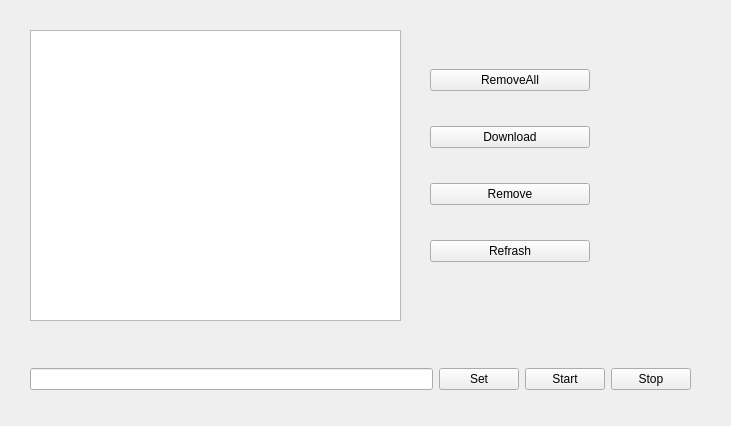
Qt form src/rqt_media_manager_control/resource/media_manager.ui (robobe/ros2_media_manager) before a commit.
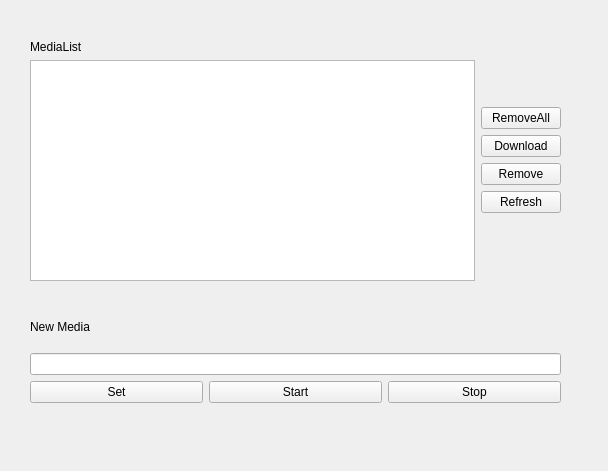
The same form after that commit.

Commit message: media gui layout

```diff
--- a/src/rqt_media_manager_control/resource/media_manager.ui
+++ b/src/rqt_media_manager_control/resource/media_manager.ui
@@ -6,8 +6,8 @@
    <rect>
     <x>0</x>
     <y>0</y>
-    <width>731</width>
-    <height>426</height>
+    <width>608</width>
+    <height>471</height>
    </rect>
   </property>
   <property name="windowTitle">
@@ -16,86 +16,115 @@
   <widget class="QWidget" name="verticalLayoutWidget">
    <property name="geometry">
     <rect>
-     <x>430</x>
-     <y>40</y>
-     <width>160</width>
-     <height>251</height>
+     <x>30</x>
+     <y>320</y>
+     <width>531</width>
+     <height>83</height>
     </rect>
    </property>
-   <layout class="QVBoxLayout" name="verticalLayout">
-    <item>
-     <widget class="QPushButton" name="cmdRemoveAll">
+   <layout class="QVBoxLayout" name="layoutNewMedia">
+    <item alignment="Qt::AlignLeft|Qt::AlignTop">
+     <widget class="QLabel" name="laNewMedia">
       <property name="text">
-       <string>RemoveAll</string>
+       <string>New Media</string>
       </property>
-     </widget>
-    </item>
-    <item>
-     <widget class="QPushButton" name="cmdDownload">
-      <property name="text">
-       <string>Download</string>
+      <property name="textFormat">
+       <enum>Qt::RichText</enum>
       </property>
      </widget>
     </item>
     <item>
-     <widget class="QPushButton" name="cmdRemove">
-      <property name="text">
-       <string>Remove</string>
-      </property>
-     </widget>
+     <widget class="QLineEdit" name="mediaName"/>
     </item>
     <item>
-     <widget class="QPushButton" name="cmdRefresh">
-      <property name="text">
-       <string>Refrash</string>
+     <layout class="QHBoxLayout" name="horizontalLayout">
+      <property name="sizeConstraint">
+       <enum>QLayout::SetDefaultConstraint</enum>
       </property>
-     </widget>
+      <item>
+       <widget class="QPushButton" name="cmdSetMedia">
+        <property name="text">
+         <string>Set</string>
+        </property>
+       </widget>
+      </item>
+      <item>
+       <widget class="QPushButton" name="cmdStartRecord">
+        <property name="text">
+         <string>Start</string>
+        </property>
+       </widget>
+      </item>
+      <item>
+       <widget class="QPushButton" name="cmdStopRecord">
+        <property name="text">
+         <string>Stop</string>
+        </property>
+       </widget>
+      </item>
+     </layout>
     </item>
    </layout>
   </widget>
-  <widget class="QListView" name="lvMedia">
-   <property name="geometry">
-    <rect>
-     <x>30</x>
-     <y>30</y>
-     <width>371</width>
-     <height>291</height>
-    </rect>
-   </property>
-  </widget>
   <widget class="QWidget" name="horizontalLayoutWidget">
    <property name="geometry">
     <rect>
      <x>30</x>
-     <y>359</y>
-     <width>661</width>
-     <height>41</height>
+     <y>40</y>
+     <width>531</width>
+     <height>241</height>
     </rect>
    </property>
-   <layout class="QHBoxLayout" name="horizontalLayout">
+   <layout class="QHBoxLayout" name="lauoutMediaControl">
     <item>
-     <widget class="QLineEdit" name="mediaName"/>
+     <layout class="QVBoxLayout" name="layoutMediaList">
+      <item alignment="Qt::AlignLeft|Qt::AlignTop">
+       <widget class="QLabel" name="laMediaList">
+        <property name="text">
+         <string>MediaList</string>
+        </property>
+       </widget>
+      </item>
+      <item>
+       <widget class="QListView" name="lvMedia"/>
+      </item>
+     </layout>
     </item>
     <item>
-     <widget class="QPushButton" name="cmdSetMedia">
-      <property name="text">
-       <string>Set</string>
-      </property>
-     </widget>
-    </item>
-    <item>
-     <widget class="QPushButton" name="cmdStartRecord">
-      <property name="text">
-       <string>Start</string>
-      </property>
-     </widget>
-    </item>
-    <item>
-     <widget class="QPushButton" name="cmdStopRecord">
-      <property name="text">
-       <string>Stop</string>
-      </property>
-     </widget>
+     <layout class="QGridLayout" name="layoutControls">
+      <item row="0" column="0">
+       <layout class="QVBoxLayout" name="verticalLayout">
+        <item>
+         <widget class="QPushButton" name="cmdRemoveAll">
+          <property name="text">
+           <string>RemoveAll</string>
+          </property>
+         </widget>
+        </item>
+        <item>
+         <widget class="QPushButton" name="cmdDownload">
+          <property name="text">
+           <string>Download</string>
+          </property>
+         </widget>
+        </item>
+        <item>
+         <widget class="QPushButton" name="cmdRemove">
+          <property name="text">
+           <string>Remove</string>
+          </property>
+         </widget>
+        </item>
+        <item>
+         <widget class="QPushButton" name="cmdRefresh">
+          <property name="text">
+           <string>Refresh</string>
+          </property>
+         </widget>
+        </item>
+       </layout>
+      </item>
+     </layout>
     </item>
    </layout>
   </widget>
```
Left out of the diff: 4 changed lines with no effect on the pictures. The commit also changes 2 other files.
